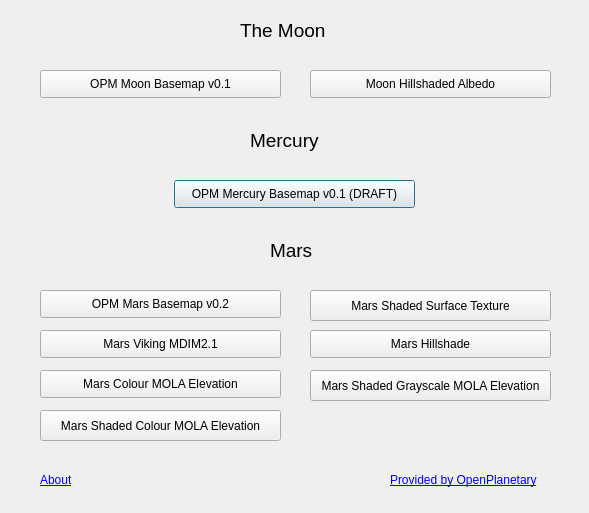
The window that optileloader_dialog_base.ui (robermaps/opmtileloader) describes before a commit, drawn with Qt 5.
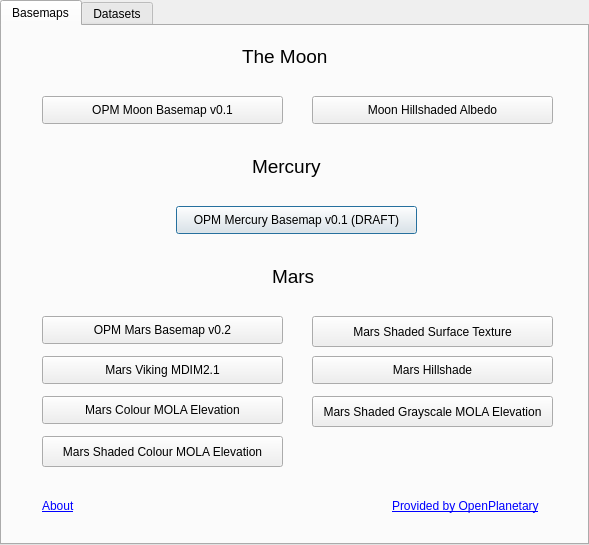
The same window after the commit.

Commit message:
Datasets de OpenPlanetaryMap: nueva pestaña Datasets (v1.1.0)
- datasets.py: 8 datasets OPM (Marte/Luna) vía API SQL de CARTO como GeoJSON,
  descarga paginada (20000 filas) sin the_geom_webmercator (evita 'Row too large')
- Diálogo con pestañas Basemaps/Datasets; los grandes preguntan extensión o todo
- Metadatos 1.1.0, README e informe actualizados

Patch:
```diff
--- a/optileloader_dialog_base.ui
+++ b/optileloader_dialog_base.ui
@@ -7,12 +7,28 @@
     <x>0</x>
     <y>0</y>
     <width>589</width>
-    <height>513</height>
+    <height>545</height>
    </rect>
   </property>
   <property name="windowTitle">
    <string>OpenPlanetary Tile Loader</string>
   </property>
+  <widget class="QTabWidget" name="tabs">
+   <property name="geometry">
+    <rect>
+     <x>0</x>
+     <y>0</y>
+     <width>589</width>
+     <height>545</height>
+    </rect>
+   </property>
+   <property name="currentIndex">
+    <number>0</number>
+   </property>
+   <widget class="QWidget" name="tabBasemaps">
+    <attribute name="title">
+     <string>Basemaps</string>
+    </attribute>
   <widget class="QLabel" name="MERCURY">
    <property name="geometry">
     <rect>
@@ -228,6 +244,13 @@
    <property name="openExternalLinks">
     <bool>true</bool>
    </property>
+       </widget>
+   </widget>
+   <widget class="QWidget" name="tabDatasets">
+    <attribute name="title">
+     <string>Datasets</string>
+    </attribute>
+   </widget>
   </widget>
  </widget>
  <resources/>
```
Lines whose indentation alone changed are shown as unchanged. The commit also changes 8 other files.
